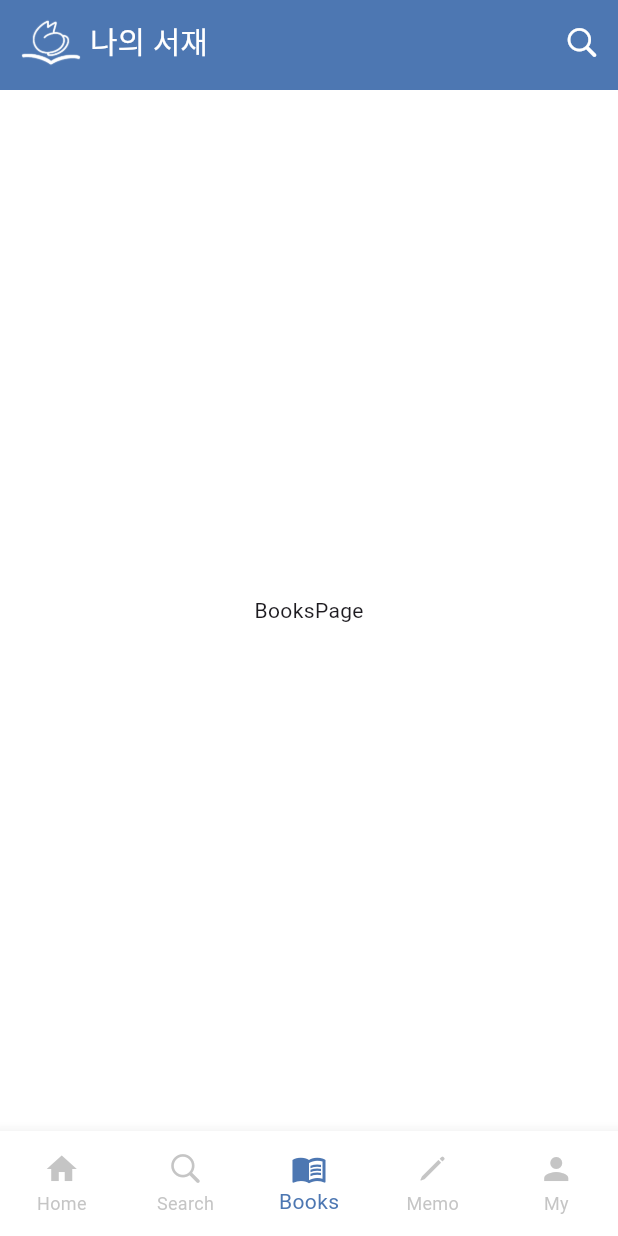
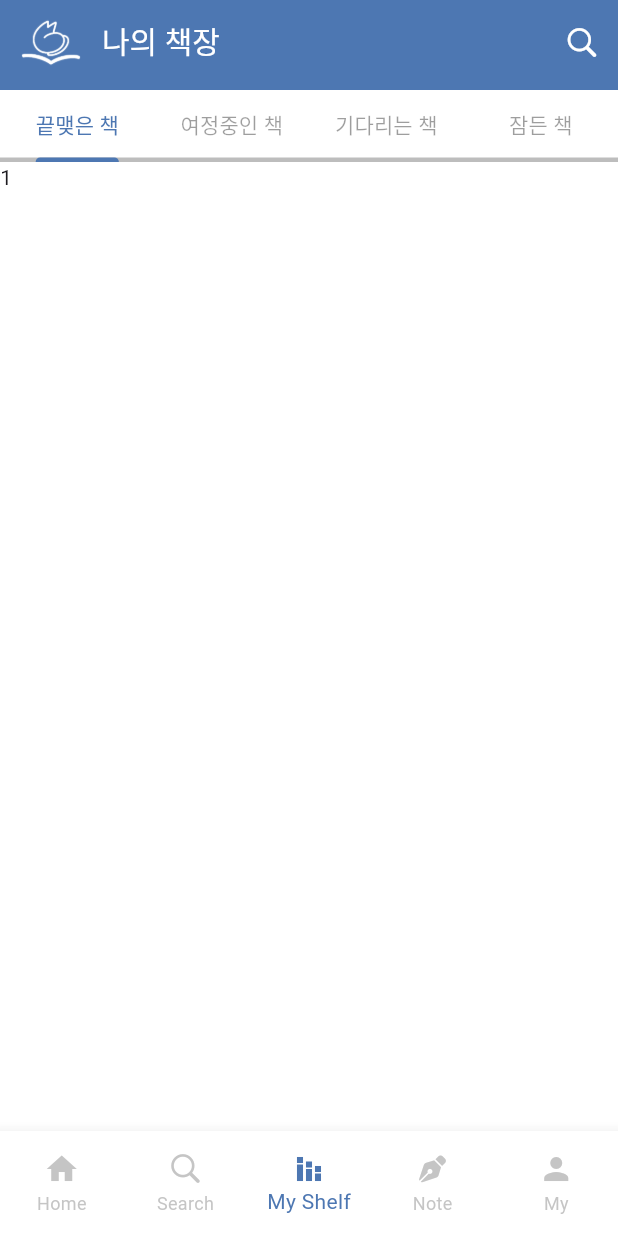
Before and after one commit to ywha0206/Shelfy-Front, a Flutter app: the screen it shows after launch, item 3 of the bottom bar chosen, on a phone screen of 412 x 824 dp. Run offline on Flutter 3.47's test engine with Material 3 defaults, Android fonts, the light colour scheme and no system bars; our stand-ins replace font_awesome_flutter, google_fonts, logger; Roboto replaces fonts that are missing (JUA).

Commit message:
book page 만드는 중

```diff
--- a/lib/components/custom_appbar.dart
+++ b/lib/components/custom_appbar.dart
@@ -52,10 +52,14 @@ AppBar BooksAppBar() {
             width: 40,
           ),
         ),
-        const SizedBox(width: 6),
+        const SizedBox(width: 14),
         Text(
-          '나의 서재',
-          style: TextStyle(fontSize: 20, color: Colors.white),
+          '나의 책장',
+          style: TextStyle(
+            fontSize: 20,
+            color: Colors.white,
+            fontFamily: 'JUA',
+          ),
         )
       ],
     ),
--- a/lib/pages/books/books_page.dart
+++ b/lib/pages/books/books_page.dart
@@ -5,8 +5,87 @@ class BooksPage extends StatelessWidget {
 
   @override
   Widget build(BuildContext context) {
-    return Center(
-      child: Text('BooksPage'),
+    return ProfileTab();
+  }
+}
+
+class ProfileTab extends StatefulWidget {
+  const ProfileTab({super.key});
+
+  @override
+  State<ProfileTab> createState() => _ProfileTabState();
+}
+
+class _ProfileTabState extends State<ProfileTab>
+    with SingleTickerProviderStateMixin {
+  // 멤버 변수
+  // tabController는 TabBar와 TabBarView를 동기화하는 컨트롤러입니다.
+  TabController? _tabController;
+
+  // 단 한 번 호출되는 메서드이다.
+  @override
+  void initState() {
+    super.initState();
+    print('프로필 탭 내부 클래스 init 호출했다');
+    // length 는 탭의 개수를 의미한다.
+    // vsync는 자연스러운 애니메이션 전환을 위해서 TickerProvider를 활용한다.
+    _tabController = TabController(length: 4, vsync: this);
+  }
+
+  // build 메서드는 기본적으로 그림을 그릴 때 호출이 된다.
+  @override
+  Widget build(BuildContext context) {
+    // 화면을 그려주는 영역
+    print('빌드 호출');
+    return Column(
+      children: [
+        _buildTabBar(),
+        Expanded(
+          child: _buildTabBarView(),
+        ),
+      ],
+    );
+  }
+
+  TabBarView _buildTabBarView() {
+    return TabBarView(
+      controller: _tabController,
+      children: [
+        // 끝맺은 책
+        Text('1'),
+        Text('2'),
+        Text('3'),
+        Text('4'),
+        // 여정 중인 책
+        // 기다리는 책
+        // 잠든 책
+      ],
+    );
+  }
+
+  TabBar _buildTabBar() {
+    return TabBar(
+      indicatorColor: const Color(0xFF4D77B2),
+      labelColor: const Color(0xFF4D77B2),
+      unselectedLabelColor: Colors.black38,
+      dividerHeight: 3,
+      dividerColor: Colors.black26,
+      // 중간 매개체로 연결
+      controller: _tabController,
+      tabs: [
+        Tab(
+          text: '끝맺은 책',
+        ),
+        Tab(
+          text: '여정중인 책',
+        ),
+        Tab(
+          text: '기다리는 책',
+        ),
+        Tab(
+          text: '잠든 책',
+        ),
+      ],
     );
   }
 }
--- /dev/null
+++ b/lib/pages/books/components/done_book_list.dart
@@ -0,0 +1,10 @@
+import 'package:flutter/material.dart';
+
+class DoneBookList extends StatelessWidget {
+  const DoneBookList({super.key});
+
+  @override
+  Widget build(BuildContext context) {
+    return Text('data');
+  }
+}
--- a/lib/pages/main_screen.dart
+++ b/lib/pages/main_screen.dart
@@ -1,5 +1,6 @@
 import 'package:flutter/cupertino.dart';
 import 'package:flutter/material.dart';
+import 'package:font_awesome_flutter/font_awesome_flutter.dart';
 
 import '../components/custom_appbar.dart';
 import 'books/books_page.dart';
@@ -80,12 +81,17 @@ class _MainPageState extends State<MainScreen> {
                   label: 'Search',
                 ),
                 BottomNavigationBarItem(
-                  icon: Icon(Icons.menu_book),
-                  label: 'Books',
+                  icon: Icon(Icons.stacked_bar_chart),
+                  label: 'My Shelf',
                 ),
                 BottomNavigationBarItem(
-                  icon: Icon(CupertinoIcons.pen),
-                  label: 'Memo',
+                  // 아이콘 크기 때문에 틀어진 라벨 위치를 맞추기 위해 사이즈박스 사용
+                  icon: SizedBox(
+                    width: 24,
+                    height: 24,
+                    child: Icon(FontAwesomeIcons.penNib, size: 18),
+                  ),
+                  label: 'Note',
                 ),
                 BottomNavigationBarItem(
                   icon: Icon(Icons.person),
```
Also changed, not shown: pubspec.yaml (+11 -4 lines), 3 other files.
